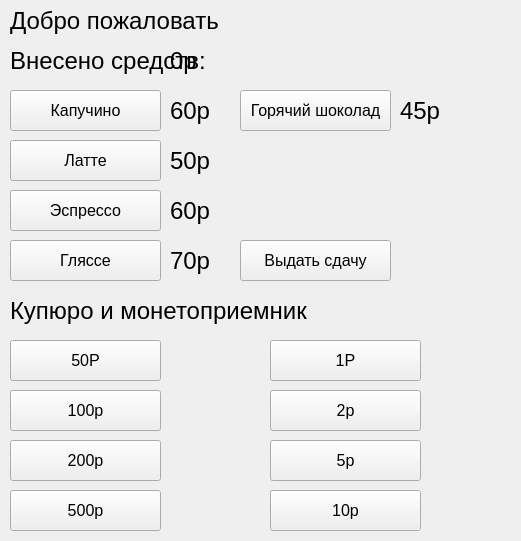
Qt form mainwindow.ui (RuslanBarcho/Vending-machine-courcework) before a commit.
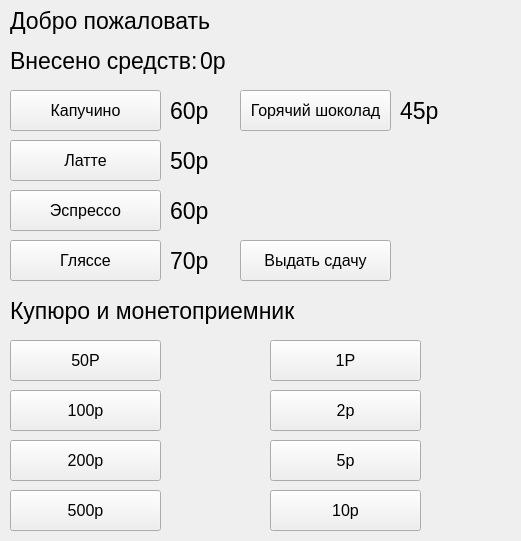
The same form after that commit.

The edit to the form file:
```diff
--- a/mainwindow.ui
+++ b/mainwindow.ui
@@ -25,7 +25,7 @@
     </property>
     <property name="font">
      <font>
-      <pointsize>18</pointsize>
+      <pointsize>17</pointsize>
      </font>
     </property>
     <property name="text">
@@ -40,13 +40,13 @@
      <rect>
       <x>10</x>
       <y>40</y>
-      <width>211</width>
+      <width>191</width>
       <height>41</height>
      </rect>
     </property>
     <property name="font">
      <font>
-      <pointsize>18</pointsize>
+      <pointsize>17</pointsize>
      </font>
     </property>
     <property name="text">
@@ -59,7 +59,7 @@
    <widget class="QLabel" name="label_user_money">
     <property name="geometry">
      <rect>
-      <x>170</x>
+      <x>200</x>
       <y>40</y>
       <width>281</width>
       <height>41</height>
@@ -67,7 +67,7 @@
     </property>
     <property name="font">
      <font>
-      <pointsize>18</pointsize>
+      <pointsize>17</pointsize>
      </font>
     </property>
     <property name="text">
@@ -88,7 +88,7 @@
     </property>
     <property name="font">
      <font>
-      <pointsize>18</pointsize>
+      <pointsize>17</pointsize>
      </font>
     </property>
     <property name="text">
@@ -181,7 +181,7 @@
     </property>
     <property name="font">
      <font>
-      <pointsize>18</pointsize>
+      <pointsize>17</pointsize>
      </font>
     </property>
     <property name="text">
@@ -202,7 +202,7 @@
     </property>
     <property name="font">
      <font>
-      <pointsize>18</pointsize>
+      <pointsize>17</pointsize>
      </font>
     </property>
     <property name="text">
@@ -223,7 +223,7 @@
     </property>
     <property name="font">
      <font>
-      <pointsize>18</pointsize>
+      <pointsize>17</pointsize>
      </font>
     </property>
     <property name="text">
@@ -244,7 +244,7 @@
     </property>
     <property name="font">
      <font>
-      <pointsize>18</pointsize>
+      <pointsize>17</pointsize>
      </font>
     </property>
     <property name="text">
@@ -283,7 +283,7 @@
     </property>
     <property name="font">
      <font>
-      <pointsize>18</pointsize>
+      <pointsize>17</pointsize>
      </font>
     </property>
     <property name="text">
```
